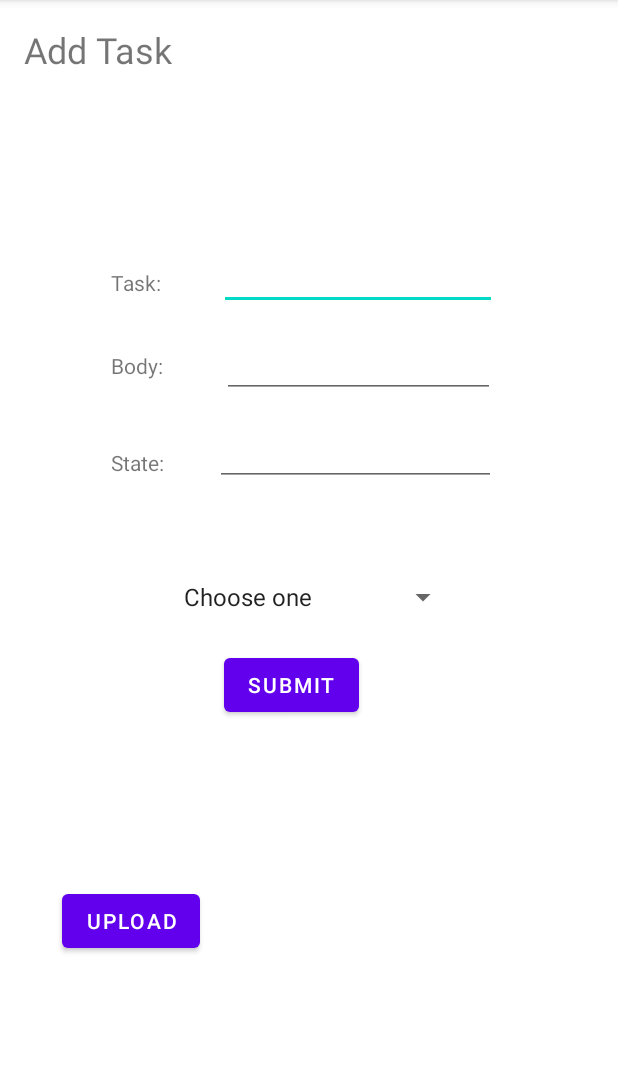
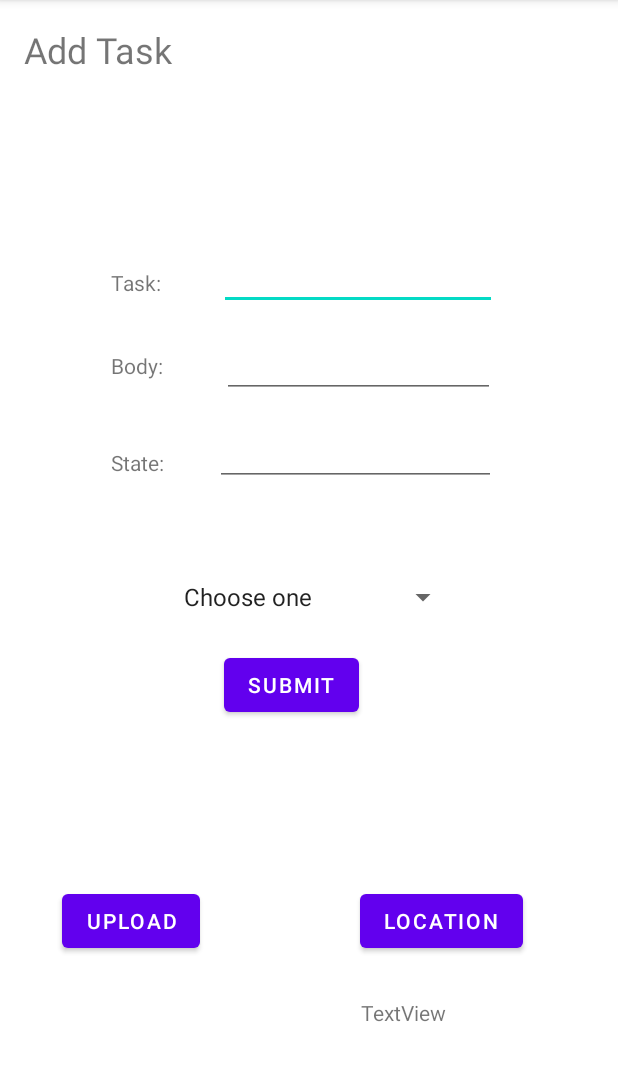
Before and after one commit to ibrahim-alhamshari/taskmaster, an Android app: the AddTask screen opened directly, with no data from a screen before it, on a phone screen of 412 x 824 dp, the part 84-1165 px from its top. Run offline under Robolectric (Android 15) with nearby library versions, the phone set to English and light mode, and no system bars; libraries missing offline, so code that uses them is left out: com.amplifyframework.api, com.amplifyframework.core; 1 statement that could not run was skipped.

Commit message:
adding the location to my app

```diff
--- a/app/build.gradle
+++ b/app/build.gradle
@@ -34,6 +34,7 @@ dependencies {
     implementation 'com.google.android.material:material:1.4.0'
     implementation 'androidx.constraintlayout:constraintlayout:2.1.0'
     implementation 'androidx.legacy:legacy-support-v4:1.0.0'
+    implementation 'com.google.android.gms:play-services-maps:17.0.1'
     testImplementation 'junit:junit:4.+'
     androidTestImplementation 'androidx.test.ext:junit:1.1.3'
     androidTestImplementation 'androidx.test.espresso:espresso-core:3.4.0'
@@ -61,4 +62,5 @@ dependencies {
     implementation 'com.amazonaws:aws-android-sdk-pinpoint:2.25.+'
     implementation ('com.amazonaws:aws-android-sdk-mobile-client:2.26.+@aar') { transitive = true }
 
+    implementation 'com.google.android.gms:play-services-location:18.0.0'
 }
--- a/app/src/main/java/com/example/myapplication/Adapter.java
+++ b/app/src/main/java/com/example/myapplication/Adapter.java
@@ -44,6 +44,8 @@ public class Adapter extends RecyclerView.Adapter<Adapter.TaskViewHolder> {
                     intent.putExtra("body" , task.getBody());
                     intent.putExtra("state" , task.getState());
                     intent.putExtra("fileData" , task.getFile());
+                    intent.putExtra("latitude" , task.getLatitude());
+                    intent.putExtra("longitude" , task.getLongitude());
                     view.getContext().startActivity(intent);
                 }
             });
--- a/app/src/main/java/com/example/myapplication/MainActivity.java
+++ b/app/src/main/java/com/example/myapplication/MainActivity.java
@@ -85,9 +85,6 @@ public class MainActivity extends AppCompatActivity {
         }
         return pinpointManager;
     }
-
-
-
 
 
     private final List<GeneratedTaskModel> taskList = new ArrayList<>();
--- a/app/src/main/res/layout/activity_add_task.xml
+++ b/app/src/main/res/layout/activity_add_task.xml
@@ -132,4 +132,28 @@
         app:layout_constraintTop_toTopOf="parent"
         app:layout_constraintVertical_bias="0.819" />
 
+    <Button
+        android:id="@+id/getLocationButton"
+        android:layout_width="wrap_content"
+        android:layout_height="wrap_content"
+        android:text="location"
+        app:layout_constraintBottom_toBottomOf="parent"
+        app:layout_constraintEnd_toEndOf="parent"
+        app:layout_constraintHorizontal_bias="0.791"
+        app:layout_constraintStart_toStartOf="parent"
+        app:layout_constraintTop_toTopOf="parent"
+        app:layout_constraintVertical_bias="0.819" />
+
+    <TextView
+        android:id="@+id/locationNameId"
+        android:layout_width="wrap_content"
+        android:layout_height="wrap_content"
+        android:text="TextView"
+        app:layout_constraintBottom_toBottomOf="parent"
+        app:layout_constraintEnd_toEndOf="parent"
+        app:layout_constraintHorizontal_bias="0.677"
+        app:layout_constraintStart_toStartOf="parent"
+        app:layout_constraintTop_toTopOf="parent"
+        app:layout_constraintVertical_bias="0.889" />
+
 </androidx.constraintlayout.widget.ConstraintLayout>
```
Also changed, not shown: app/src/main/AndroidManifest.xml (+8 -8 lines), app/src/main/java/com/example/myapplication/Tasks/AddTask.java (+110 -18 lines), app/src/main/java/com/example/myapplication/Tasks/TaskDetail.java (+24 -1 lines), app/src/main/res/layout/activity_task_detail.xml (+15 -4 lines), app/src/main/java/com/amplifyframework/datastore/generated/model/AmplifyModelProvider.java, app/src/main/java/com/amplifyframework/datastore/generated/model/GeneratedTaskModel.java, 6 other files.
